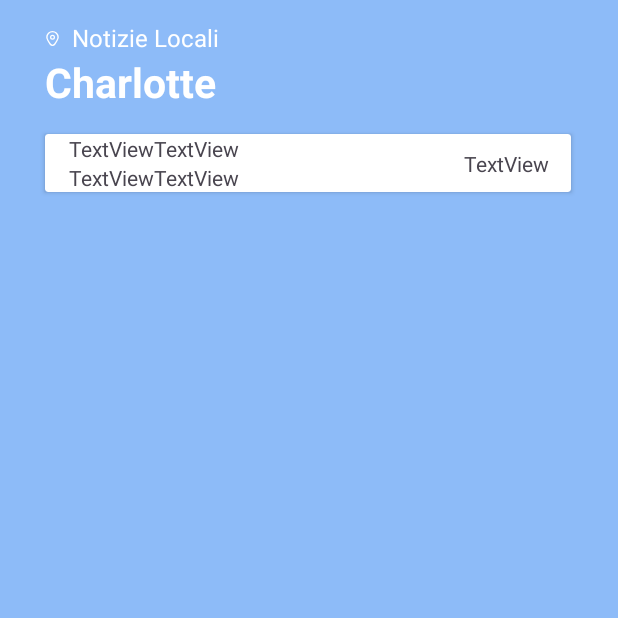
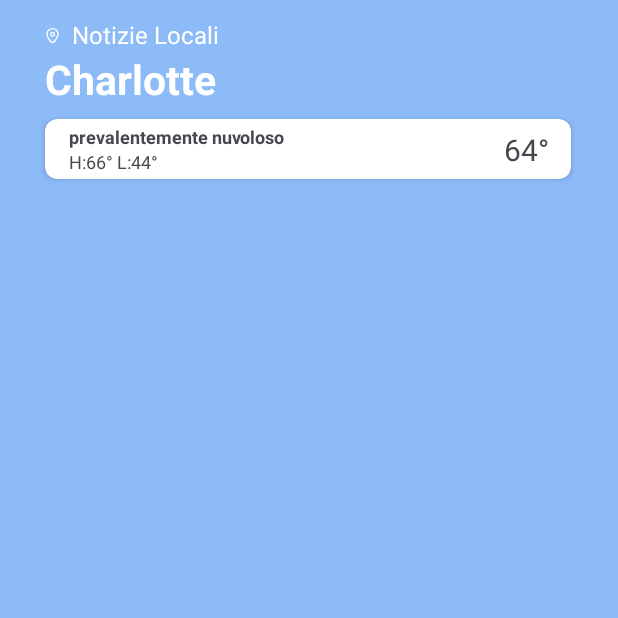
Before and after one commit to giuseppe2028/NewsAppKotlin, an Android app: the fragment Home_fragment shown on its own in the app's theme, on a phone screen of 412 x 824 dp, the top half of it. Run offline under Robolectric (Android 15) with nearby library versions, the phone set to English and light mode, and no system bars.

Commit message:
Inizio layout

```diff
--- a/app/src/main/res/layout/fragment_home_fragment.xml
+++ b/app/src/main/res/layout/fragment_home_fragment.xml
@@ -28,13 +28,14 @@
         android:id="@+id/linearLayout"
         android:layout_width="wrap_content"
         android:layout_height="wrap_content"
+        android:layout_marginTop="12dp"
         android:orientation="vertical"
         app:layout_constraintBottom_toTopOf="@+id/cardView"
         app:layout_constraintEnd_toStartOf="@+id/guideline4"
         app:layout_constraintHorizontal_bias="0.0"
         app:layout_constraintStart_toStartOf="@+id/guideline3"
         app:layout_constraintTop_toTopOf="parent"
-        app:layout_constraintVertical_bias="0.01999998"
+        app:layout_constraintVertical_bias="0.0"
         app:layout_constraintVertical_chainStyle="packed">
 
         <LinearLayout
@@ -73,8 +74,8 @@
         android:id="@+id/cardView"
         android:layout_width="0dp"
         android:layout_height="wrap_content"
-        android:layout_marginTop="16dp"
-        app:layout_constraintBottom_toBottomOf="parent"
+        android:layout_marginTop="8dp"
+        app:cardCornerRadius="8dp"
         app:layout_constraintEnd_toStartOf="@+id/guideline4"
         app:layout_constraintHorizontal_bias="0.5"
         app:layout_constraintStart_toStartOf="@+id/guideline3"
@@ -88,7 +89,8 @@
                 android:id="@+id/textView6"
                 android:layout_width="wrap_content"
                 android:layout_height="wrap_content"
-                android:text="TextView"
+                android:text="64°"
+                android:textSize="20sp"
                 app:layout_constraintBottom_toBottomOf="parent"
                 app:layout_constraintEnd_toEndOf="parent"
                 app:layout_constraintHorizontal_bias="0.91"
@@ -117,52 +119,45 @@
                 android:id="@+id/linearLayout2"
                 android:layout_width="wrap_content"
                 android:layout_height="wrap_content"
+                android:layout_marginTop="3dp"
+                android:layout_marginBottom="3dp"
                 android:orientation="vertical"
+                app:layout_constraintBottom_toBottomOf="parent"
                 app:layout_constraintEnd_toEndOf="parent"
                 app:layout_constraintHorizontal_bias="0.5"
-                app:layout_constraintStart_toEndOf="@+id/imageView">
-
-                <LinearLayout
-                    android:layout_width="match_parent"
-                    android:layout_height="match_parent"
-                    android:orientation="horizontal">
+                app:layout_constraintStart_toEndOf="@+id/imageView"
+                app:layout_constraintTop_toTopOf="parent">
 
                 <TextView
-                        android:id="@+id/textView5"
+                    android:id="@+id/weather"
                     android:layout_width="wrap_content"
                     android:layout_height="wrap_content"
                     android:layout_weight="1"
-                        android:text="TextView" />
+                    android:text="prevalentemente nuvoloso"
+                    android:textSize="12sp"
+                    android:textStyle="bold" />
 
                 <TextView
-                        android:id="@+id/textView4"
+                    android:id="@+id/lowHighTemperature"
                     android:layout_width="wrap_content"
                     android:layout_height="wrap_content"
                     android:layout_weight="1"
-                        android:text="TextView" />
-                </LinearLayout>
+                    android:text="H:66° L:44°"
+                    android:textSize="12sp" />
 
-                <LinearLayout
-                    android:layout_width="match_parent"
-                    android:layout_height="match_parent"
-                    android:orientation="horizontal">
-
-                    <TextView
-                        android:id="@+id/textView5"
-                        android:layout_width="wrap_content"
-                        android:layout_height="wrap_content"
-                        android:layout_weight="1"
-                        android:text="TextView" />
-
-                    <TextView
-                        android:id="@+id/textView4"
-                        android:layout_width="wrap_content"
-                        android:layout_height="wrap_content"
-                        android:layout_weight="1"
-                        android:text="TextView" />
-                </LinearLayout>
             </LinearLayout>
         </androidx.constraintlayout.widget.ConstraintLayout>
 
     </androidx.cardview.widget.CardView>
+
+    <androidx.recyclerview.widget.RecyclerView
+        android:layout_width="0dp"
+        android:layout_height="0dp"
+        android:layout_marginTop="16dp"
+        app:layout_constraintBottom_toBottomOf="parent"
+        app:layout_constraintEnd_toStartOf="@+id/guideline4"
+        app:layout_constraintHorizontal_bias="1.0"
+        app:layout_constraintStart_toStartOf="@+id/guideline3"
+        app:layout_constraintTop_toBottomOf="@+id/cardView"
+        app:layout_constraintVertical_bias="0.0" />
 </androidx.constraintlayout.widget.ConstraintLayout>
```
Also changed, not shown: app/src/main/res/layout/card_home_layout.xml (added, +32 -0 lines). Lines whose indentation alone changed are shown as unchanged.
